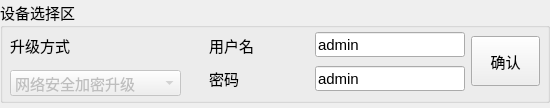
Before: the Qt Designer form NetUpgradeTool/devselectwid.ui in ChinaClever/NetUpgradeTool, drawn with Qt 5.
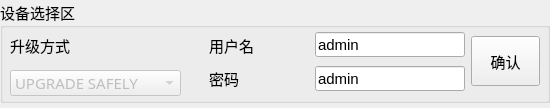
After: the same form once the commit is applied.

```diff
--- a/NetUpgradeTool/devselectwid.ui
+++ b/NetUpgradeTool/devselectwid.ui
@@ -52,6 +52,9 @@
         <height>26</height>
        </rect>
       </property>
+      <property name="currentText">
+       <string>UPGRADE SAFELY</string>
+      </property>
       <property name="currentIndex">
        <number>2</number>
       </property>
@@ -67,7 +70,7 @@
       </item>
       <item>
        <property name="text">
-        <string>网络安全加密升级</string>
+        <string>UPGRADE SAFELY</string>
        </property>
       </item>
      </widget>
```
